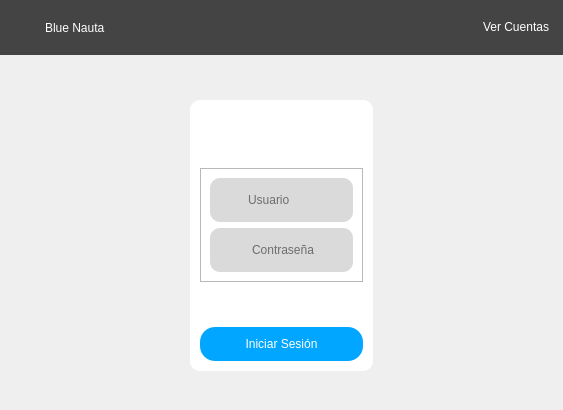
This is view/ui/main.ui in R0land013/blue-nauta as Qt 5 draws it before an edit. The edited form follows.
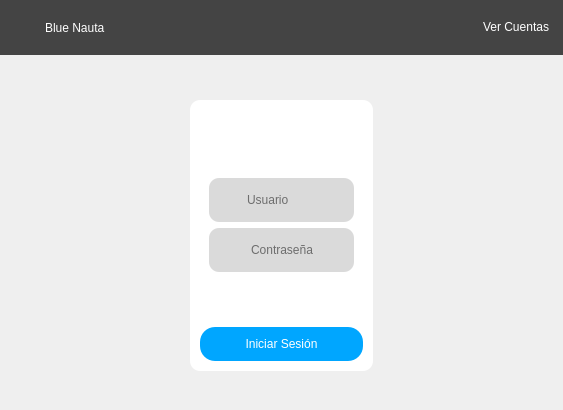
This is the edited form. Icons and pictures are not drawn.

What changed in the file:
```diff
--- a/view/ui/main.ui
+++ b/view/ui/main.ui
@@ -136,7 +136,7 @@
       <item>
        <widget class="QFrame" name="frame">
         <property name="frameShape">
-         <enum>QFrame::StyledPanel</enum>
+         <enum>QFrame::NoFrame</enum>
         </property>
         <property name="frameShadow">
          <enum>QFrame::Raised</enum>
```
Left out of the diff: 15 changed lines with no effect on the pictures.
